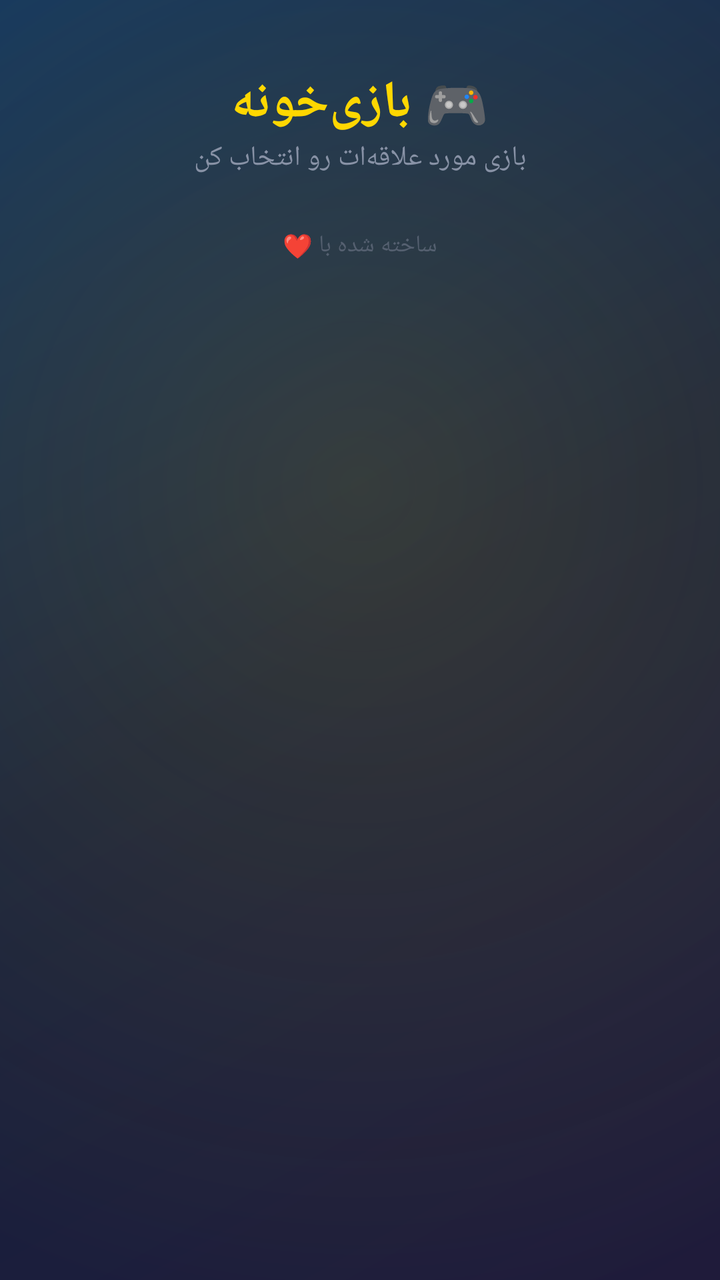
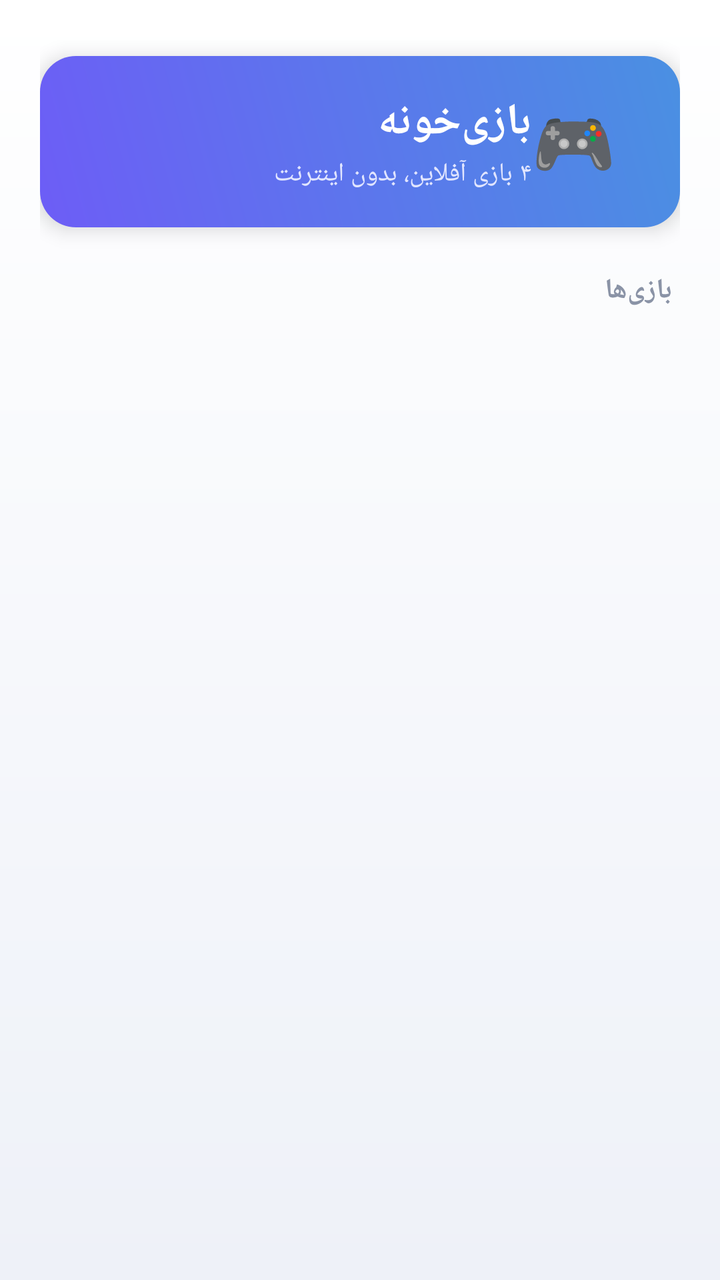

Before-and-after screenshots of an Android layout around one commit, followed by the original layout XML and the change that was made.
<!-- AndroidManifest.xml: application theme Theme.Gardoone -->
<!-- res/layout/activity_main.xml -->
<?xml version="1.0" encoding="utf-8"?>
<ScrollView xmlns:android="http://schemas.android.com/apk/res/android"
    android:layout_width="match_parent"
    android:layout_height="match_parent"
    android:background="@drawable/bg_main"
    android:layoutDirection="rtl">

    <LinearLayout
        android:id="@+id/ll_root"
        android:layout_width="match_parent"
        android:layout_height="wrap_content"
        android:orientation="vertical"
        android:padding="16dp">

        <TextView
            android:layout_width="match_parent"
            android:layout_height="wrap_content"
            android:text="🎮 بازی‌خونه"
            android:textColor="#FFD700"
            android:textSize="26sp"
            android:textStyle="bold"
            android:gravity="center"
            android:paddingTop="18dp" />

        <TextView
            android:layout_width="match_parent"
            android:layout_height="wrap_content"
            android:text="بازی مورد علاقه‌ات رو انتخاب کن"
            android:textColor="#8892A6"
            android:textSize="14sp"
            android:gravity="center"
            android:paddingBottom="16dp" />

        <LinearLayout
            android:id="@+id/ll_games"
            android:layout_width="match_parent"
            android:layout_height="wrap_content"
            android:orientation="vertical" />

        <TextView
            android:layout_width="match_parent"
            android:layout_height="wrap_content"
            android:text="ساخته شده با ❤️"
            android:textColor="#556070"
            android:textSize="12sp"
            android:gravity="center"
            android:paddingTop="10dp"
            android:paddingBottom="14dp" />
    </LinearLayout>
</ScrollView>
<!-- resources referenced by this layout -->
<resources>
  <!-- drawable bg_main (drawable) -->
  <?xml version="1.0" encoding="utf-8"?>
  <layer-list xmlns:android="http://schemas.android.com/apk/res/android">
      <item android:drawable="@drawable/bg_gradient" />
      
      <item>
          <shape android:shape="rectangle">
              <gradient
                  android:type="radial"
                  android:gradientRadius="420dp"
                  android:centerX="0.5" android:centerY="0.38"
                  android:startColor="#26F1C40F"
                  android:endColor="#00000000" />
          </shape>
      </item>
  </layer-list>
  <style name="Theme.Gardoone" parent="Theme.AppCompat.NoActionBar">
          <item name="android:statusBarColor">#12141A</item>
          <item name="android:navigationBarColor">#12141A</item>
          <item name="android:textColor">#EEEEEE</item>
          <item name="android:windowBackground">#12141A</item>
      </style>
  <!-- drawable bg_gradient (drawable) -->
  <?xml version="1.0" encoding="utf-8"?>
  <shape xmlns:android="http://schemas.android.com/apk/res/android"
      android:shape="rectangle">
      <gradient
          android:type="linear"
          android:angle="135"
          android:startColor="#1F1B3A"
          android:centerColor="#16213E"
          android:endColor="#0F3460" />
  </shape>
</resources>

<!-- the commit's change to res/layout/activity_main.xml (unified diff, before → after) -->
@@ -2,49 +2,72 @@
 <ScrollView xmlns:android="http://schemas.android.com/apk/res/android"
     android:layout_width="match_parent"
     android:layout_height="match_parent"
-    android:background="@drawable/bg_main"
-    android:layoutDirection="rtl">
+    android:background="@drawable/bg_light"
+    android:layoutDirection="rtl"
+    android:fillViewport="true">
 
     <LinearLayout
-        android:id="@+id/ll_root"
         android:layout_width="match_parent"
         android:layout_height="wrap_content"
         android:orientation="vertical"
-        android:padding="16dp">
+        android:padding="20dp">
+
+        <LinearLayout
+            android:layout_width="match_parent"
+            android:layout_height="wrap_content"
+            android:orientation="horizontal"
+            android:gravity="center_vertical"
+            android:background="@drawable/header_badge"
+            android:padding="18dp"
+            android:layout_marginTop="8dp"
+            android:elevation="6dp">
+
+            <TextView
+                android:layout_width="wrap_content"
+                android:layout_height="wrap_content"
+                android:text="🎮"
+                android:textSize="34sp"
+                android:layout_marginStart="14dp" />
+
+            <LinearLayout
+                android:layout_width="0dp"
+                android:layout_height="wrap_content"
+                android:layout_weight="1"
+                android:orientation="vertical">
+
+                <TextView
+                    android:layout_width="wrap_content"
+                    android:layout_height="wrap_content"
+                    android:text="بازی‌خونه"
+                    android:textColor="#FFFFFF"
+                    android:textSize="22sp"
+                    android:textStyle="bold" />
+
+                <TextView
+                    android:layout_width="wrap_content"
+                    android:layout_height="wrap_content"
+                    android:text="۴ بازی آفلاین، بدون اینترنت"
+                    android:textColor="#E2E6FF"
+                    android:textSize="13sp"
+                    android:paddingTop="2dp" />
+            </LinearLayout>
+        </LinearLayout>
 
         <TextView
             android:layout_width="match_parent"
             android:layout_height="wrap_content"
-            android:text="🎮 بازی‌خونه"
-            android:textColor="#FFD700"
-            android:textSize="26sp"
+            android:text="بازی‌ها"
+            android:textColor="#8A93A6"
+            android:textSize="14sp"
             android:textStyle="bold"
-            android:gravity="center"
-            android:paddingTop="18dp" />
-
-        <TextView
-            android:layout_width="match_parent"
-            android:layout_height="wrap_content"
-            android:text="بازی مورد علاقه‌ات رو انتخاب کن"
-            android:textColor="#8892A6"
-            android:textSize="14sp"
-            android:gravity="center"
-            android:paddingBottom="16dp" />
+            android:layout_marginTop="22dp"
+            android:layout_marginStart="4dp"
+            android:layout_marginBottom="4dp" />
 
         <LinearLayout
             android:id="@+id/ll_games"
             android:layout_width="match_parent"
             android:layout_height="wrap_content"
             android:orientation="vertical" />
-
-        <TextView
-            android:layout_width="match_parent"
-            android:layout_height="wrap_content"
-            android:text="ساخته شده با ❤️"
-            android:textColor="#556070"
-            android:textSize="12sp"
-            android:gravity="center"
-            android:paddingTop="10dp"
-            android:paddingBottom="14dp" />
     </LinearLayout>
 </ScrollView>
<!-- resource entries referenced after the edit -->
@@ -1,37 +1,30 @@
 <!-- resources referenced by this layout -->
 <resources>
-  <!-- drawable bg_main (drawable) -->
-  <?xml version="1.0" encoding="utf-8"?>
-  <layer-list xmlns:android="http://schemas.android.com/apk/res/android">
-      <item android:drawable="@drawable/bg_gradient" />
-      
-      <item>
-          <shape android:shape="rectangle">
-              <gradient
-                  android:type="radial"
-                  android:gradientRadius="420dp"
-                  android:centerX="0.5" android:centerY="0.38"
-                  android:startColor="#26F1C40F"
-                  android:endColor="#00000000" />
-          </shape>
-      </item>
-  </layer-list>
-  <style name="Theme.Gardoone" parent="Theme.AppCompat.NoActionBar">
-          <item name="android:statusBarColor">#12141A</item>
-          <item name="android:navigationBarColor">#12141A</item>
-          <item name="android:textColor">#EEEEEE</item>
-          <item name="android:windowBackground">#12141A</item>
-      </style>
-  <!-- drawable bg_gradient (drawable) -->
+  <!-- drawable bg_light (drawable) -->
   <?xml version="1.0" encoding="utf-8"?>
   <shape xmlns:android="http://schemas.android.com/apk/res/android"
       android:shape="rectangle">
       <gradient
-          android:type="linear"
-          android:angle="135"
-          android:startColor="#1F1B3A"
-          android:centerColor="#16213E"
-          android:endColor="#0F3460" />
+          android:angle="270"
+          android:startColor="#FFFFFF"
+          android:endColor="#EEF1F8" />
   </shape>
+  <!-- drawable header_badge (drawable) -->
+  <?xml version="1.0" encoding="utf-8"?>
+  <shape xmlns:android="http://schemas.android.com/apk/res/android"
+      android:shape="rectangle">
+      <gradient
+          android:angle="45"
+          android:startColor="#6D5DF6"
+          android:endColor="#4A90E2" />
+      <corners android:radius="18dp" />
+  </shape>
+  <style name="Theme.Gardoone" parent="Theme.AppCompat.Light.NoActionBar">
+          <item name="android:statusBarColor">#F4F6FB</item>
+          <item name="android:windowBackground">#F4F6FB</item>
+          <item name="android:navigationBarColor">#F4F6FB</item>
+          <item name="android:textColor">#1A2233</item>
+          <item name="android:windowLightStatusBar">true</item>
+      </style>
 </resources>
 
